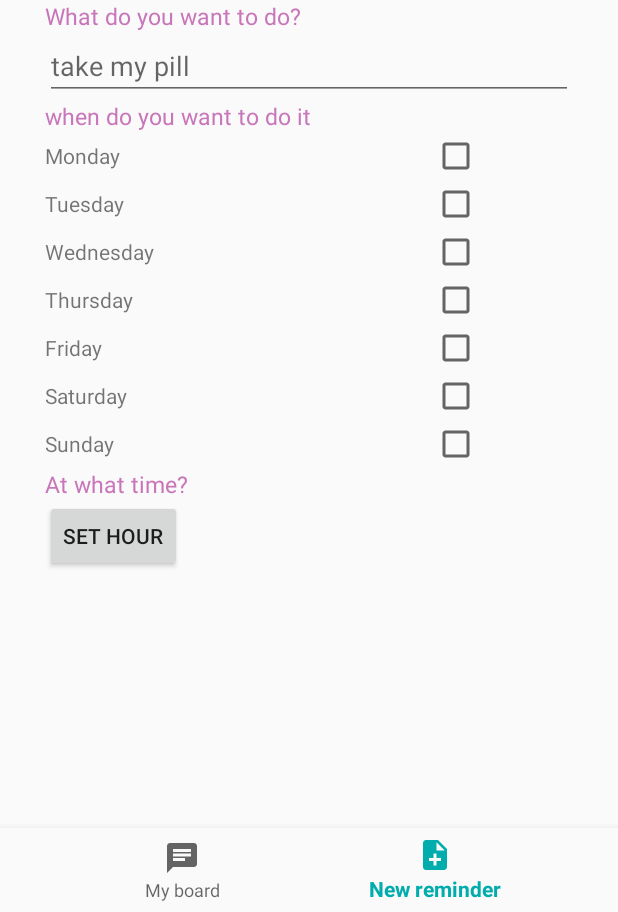
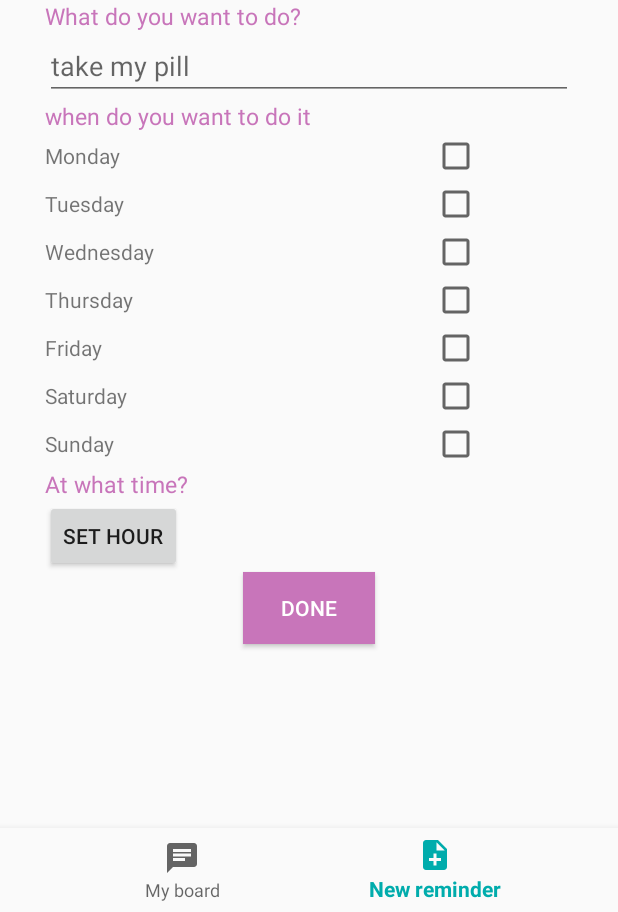
Before and after one commit to alex15870/Digimind, an Android app: the screen it shows after launch (MainActivity), item 2 of the bottom bar chosen, on a phone screen of 412 x 824 dp, the part 324-1236 px from its top. Run offline under Robolectric (Android 15) with nearby library versions, the phone set to English and light mode, and no system bars; our stand-ins replace navigation-ui.

Commit message:
digimind terminado
.

```diff
--- a/Digimind/app/src/main/java/Molina/Gabriel/myapplication/ui/dashboard/DashboardFragment.kt
+++ b/Digimind/app/src/main/java/Molina/Gabriel/myapplication/ui/dashboard/DashboardFragment.kt
@@ -4,11 +4,17 @@ import android.os.Bundle
 import android.view.LayoutInflater
 import android.view.View
 import android.view.ViewGroup
-import android.widget.TextView
 import androidx.fragment.app.Fragment
-import androidx.lifecycle.Observer
 import androidx.lifecycle.ViewModelProviders
 import Molina.Gabriel.myapplication.R
+import Molina.Gabriel.myapplication.ui.home.agenda
+import Molina.Gabriel.myapplication.ui.home.HomeFragment
+import android.app.TimePickerDialog
+import android.widget.Toast
+import kotlinx.android.synthetic.main.fragment_dashboard.*
+import kotlinx.android.synthetic.main.fragment_dashboard.view.*
+import java.text.SimpleDateFormat
+import java.util.*
 
 class DashboardFragment : Fragment() {
 
@@ -23,6 +29,53 @@ class DashboardFragment : Fragment() {
             ViewModelProviders.of(this).get(DashboardViewModel::class.java)
         val root = inflater.inflate(R.layout.fragment_dashboard, container, false)
 
+        root.btn_time.setOnClickListener {
+            val cal = Calendar.getInstance()
+            val timeSetListener = TimePickerDialog.OnTimeSetListener { timePicker, hour, minute ->
+                cal.set(Calendar.HOUR_OF_DAY,hour)
+                cal.set(Calendar.HOUR_OF_DAY,minute)
+
+                btn_time.text = SimpleDateFormat("HH:mm").format(cal.time)
+
+            }
+
+            TimePickerDialog(root.context, timeSetListener, cal.get(Calendar.HOUR_OF_DAY), cal.get(Calendar.MINUTE), true).show()
+
+        }
+
+        root.btn_done.setOnClickListener {
+            var title = et_task.text.toString()
+            var time = btn_time.text.toString()
+
+            var days = ArrayList<String>()
+
+            if (monday.isChecked)
+                days.add("Monday")
+            if (tuesday.isChecked)
+                days.add("Tuesday")
+            if (wednesday.isChecked)
+                days.add("Wednesday")
+            if (thurday.isChecked)
+                days.add("Thursday")
+            if (friday.isChecked)
+                days.add("Friday")
+            if (saturday.isChecked)
+                days.add("Saturday")
+            if (sunday.isChecked)
+                days.add("Sunday")
+
+            var task = agenda(title, days, time)
+
+            HomeFragment.agenda.add(task)
+            //HomeFragment.first = true
+
+            Toast.makeText(root.context, "New Task added", Toast.LENGTH_SHORT).show()
+
+
+        }
+
         return root
+
+
     }
 }
--- a/Digimind/app/src/main/java/Molina/Gabriel/myapplication/ui/home/HomeFragment.kt
+++ b/Digimind/app/src/main/java/Molina/Gabriel/myapplication/ui/home/HomeFragment.kt
@@ -4,24 +4,25 @@ import android.os.Bundle
 import android.view.LayoutInflater
 import android.view.View
 import android.view.ViewGroup
-import android.widget.TextView
 import androidx.fragment.app.Fragment
-import androidx.lifecycle.Observer
 import androidx.lifecycle.ViewModelProviders
 import Molina.Gabriel.myapplication.R
-import Molina.Gabriel.myapplication.ui.agenda
 import android.content.Context
-import android.content.Intent
 import android.widget.BaseAdapter
 import kotlinx.android.synthetic.main.board.view.*
 import kotlinx.android.synthetic.main.fragment_home.view.*
 
 class HomeFragment : Fragment() {
 
+    var adapter: agendaAdapter? = null
     private lateinit var homeViewModel: HomeViewModel
 
-    var adapter: agendaAdapter? = null
-    var agenda = ArrayList<agenda>()
+
+    companion object{
+        var agenda = ArrayList<agenda>()
+        var first = true
+    }
+
 
     override fun onCreateView(
         inflater: LayoutInflater,
@@ -33,7 +34,11 @@ class HomeFragment : Fragment() {
         val root = inflater.inflate(R.layout.fragment_home, container, false)
 
 
-        cargarAgenda()
+        if (first){
+            cargarAgenda()
+            first = false
+        }
+
 
         adapter = agendaAdapter(root.context, agenda)
 
@@ -43,16 +48,71 @@ class HomeFragment : Fragment() {
     }
 
     fun cargarAgenda(){
-        //Cargar películas
-       agenda.add(agenda("Practica", "Everyday", "17:30"))
-       agenda.add(agenda("Practica", "Everyday", "17:30"))
-       agenda.add(agenda("Practica", "Everyday", "17:30"))
-       agenda.add(agenda("Practica", "Everyday", "17:30"))
-       agenda.add(agenda("Practica", "Everyday", "17:30"))
-       agenda.add(agenda("Practica", "Everyday", "17:30"))
-       agenda.add(agenda("Practica", "Everyday", "17:30"))
-       agenda.add(agenda("Practica", "Everyday", "17:30"))
-       agenda.add(agenda("Practica", "Everyday", "17:30"))
+        //Cargar
+       agenda.add(
+           agenda(
+               "Practica",
+               arrayListOf("Everyday"),
+               "17:30"
+           )
+       )
+       agenda.add(
+           agenda(
+               "Practica",
+               arrayListOf("Everyday"),
+               "17:30"
+           )
+       )
+       agenda.add(
+           agenda(
+               "Practica",
+               arrayListOf("Everyday"),
+               "17:30"
+           )
+       )
+       agenda.add(
+           agenda(
+               "Practica",
+               arrayListOf("Everyday"),
+               "17:30"
+           )
+       )
+       agenda.add(
+           agenda(
+               "Practica",
+               arrayListOf("Everyday"),
+               "17:30"
+           )
+       )
+       agenda.add(
+           agenda(
+               "Practica",
+               arrayListOf("Everyday"),
+               "17:30"
+           )
+       )
+       agenda.add(
+           agenda(
+               "Practica",
+               arrayListOf("Everyday"),
+               "17:30"
+           )
+       )
+       agenda.add(
+           agenda(
+               "Practica",
+               arrayListOf("Everyday"),
+               "17:30"
+           )
+       )
+       agenda.add(
+           agenda(
+               "Practica",
+               arrayListOf("Everyday"),
+               "17:30"
+           )
+       )
+
     }
 
     class agendaAdapter: BaseAdapter {
@@ -66,10 +126,10 @@ class HomeFragment : Fragment() {
 
         override fun getView(p0: Int, p1: View?, p2: ViewGroup?): View {
             var agenda = agenda[p0]
-            var inflator = context!!.getSystemService(Context.LAYOUT_INFLATER_SERVICE) as  LayoutInflater
+            var inflator = LayoutInflater.from(context)
             var vista = inflator.inflate(R.layout.board, null)
             vista.tv_actividad.setText(agenda.actividad)
-            vista.tv_days.setText(agenda.dias)
+            vista.tv_days.setText(agenda.dias.toString())
             vista.tv_hours.setText(agenda.hora)
 
             return vista
--- /dev/null
+++ b/Digimind/app/src/main/java/Molina/Gabriel/myapplication/ui/home/agenda.kt
@@ -0,0 +1,3 @@
+package Molina.Gabriel.myapplication.ui.home
+
+data class agenda(var actividad: String, var dias: ArrayList<String>, var hora: String)
--- a/Digimind/app/src/main/res/layout/fragment_dashboard.xml
+++ b/Digimind/app/src/main/res/layout/fragment_dashboard.xml
@@ -47,6 +47,7 @@
                 android:text="Monday"/>
 
             <CheckBox
+                android:id="@+id/monday"
                 android:layout_width="wrap_content"
                 android:layout_height="wrap_content"
                 android:layout_weight="1"/>
@@ -64,6 +65,7 @@
                 android:text="Tuesday"/>
 
             <CheckBox
+                android:id="@+id/tuesday"
                 android:layout_width="wrap_content"
                 android:layout_height="wrap_content"
                 android:layout_weight="1"/>
@@ -81,6 +83,7 @@
                 android:text="Wednesday"/>
 
             <CheckBox
+                android:id="@+id/wednesday"
                 android:layout_width="wrap_content"
                 android:layout_height="wrap_content"
                 android:layout_weight="1"/>
@@ -98,6 +101,7 @@
                 android:text="Thursday"/>
 
             <CheckBox
+                android:id="@+id/thurday"
                 android:layout_width="wrap_content"
                 android:layout_height="wrap_content"
                 android:layout_weight="1"/>
@@ -115,6 +119,7 @@
                 android:text="Friday"/>
 
             <CheckBox
+                android:id="@+id/friday"
                 android:layout_width="wrap_content"
                 android:layout_height="wrap_content"
                 android:layout_weight="1"/>
@@ -132,6 +137,7 @@
                 android:text="Saturday"/>
 
             <CheckBox
+                android:id="@+id/saturday"
                 android:layout_width="wrap_content"
                 android:layout_height="wrap_content"
                 android:layout_weight="1"/>
@@ -149,6 +155,7 @@
                 android:text="Sunday"/>
 
             <CheckBox
+                android:id="@+id/sunday"
                 android:layout_width="wrap_content"
                 android:layout_height="wrap_content"
                 android:layout_weight="1"/>
@@ -165,8 +172,19 @@
         android:textColor="@color/colorAccent"/>
 
     <Button
+        android:id="@+id/btn_time"
         android:layout_width="wrap_content"
         android:layout_height="wrap_content"
         android:text="Set hour"/>
 
+    <Button
+        android:id="@+id/btn_done"
+        android:layout_width="wrap_content"
+        android:layout_height="wrap_content"
+        android:layout_gravity="center"
+        android:background="@color/colorAccent"
+        android:textColor="#FFFFFF"
+        android:text="Done"/>
+
+
 </LinearLayout>
--- a/Digimind/app/src/main/res/layout/fragment_home.xml
+++ b/Digimind/app/src/main/res/layout/fragment_home.xml
@@ -13,7 +13,7 @@
     <GridView
         android:id="@+id/gridview"
         android:layout_width="match_parent"
-        android:layout_height="wrap_content"
-        android:numColumns="3"/>
+        android:layout_height="match_parent"
+        android:numColumns="3" />
 
 </LinearLayout>
```
